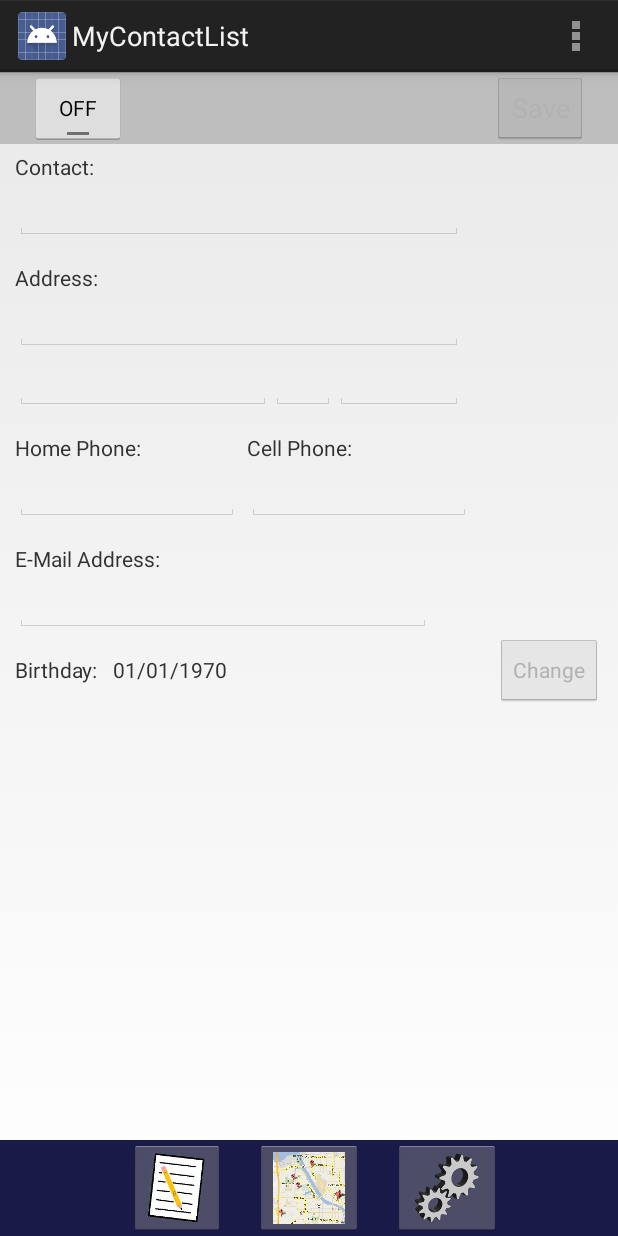
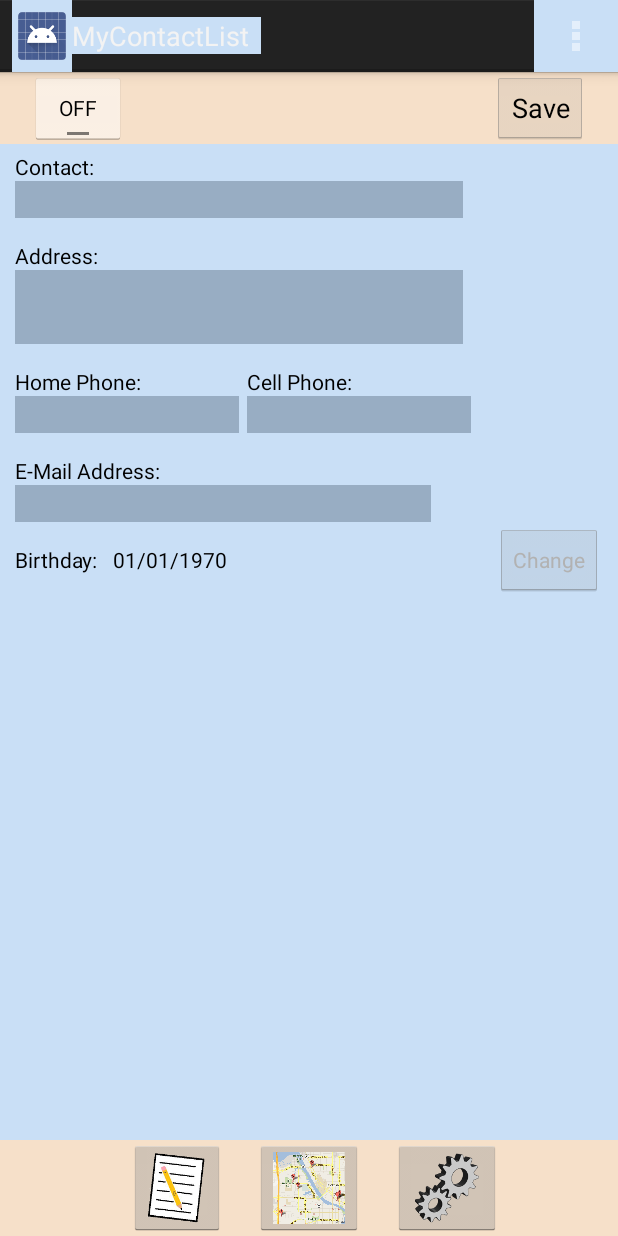
Before and after one commit to MobileApps-Cascadia/chapter-04, an Android app: the screen it shows after launch (ContactActivity), on a phone screen of 412 x 824 dp. Run offline under Robolectric (Android 15) with nearby library versions, the phone set to English and light mode, and no system bars.

Commit message:
Added themes and styles. Man that was fun!

```diff
--- a/app/src/main/AndroidManifest.xml
+++ b/app/src/main/AndroidManifest.xml
@@ -8,7 +8,7 @@
         android:allowBackup="true"
         android:icon="@drawable/appicon"
         android:label="@string/app_name"
-        android:theme="@style/AppTheme" >
+        android:theme="@style/MyTheme" >
         <activity
             android:name="com.example.mycontactlist.ContactActivity"
             android:label="@string/app_name" >
@@ -32,4 +32,5 @@
         </activity>
     </application>
 
+
 </manifest>
--- a/app/src/main/res/layout/activity_contact.xml
+++ b/app/src/main/res/layout/activity_contact.xml
@@ -17,7 +17,7 @@
         android:layout_width="fill_parent"
         android:layout_height="wrap_content"
         android:layout_alignParentBottom="true"
-        android:background="@color/navbar_background" >
+        android:background="@color/primaryColor" >
 
         <ImageButton
             android:id="@+id/imageButtonList"
@@ -52,7 +52,7 @@
         android:layout_height="wrap_content"
         android:layout_alignParentLeft="true"
         android:layout_alignParentTop="true"
-        android:background="@color/toolbar_background" >
+        android:background="@color/primaryColor" >
 
         <ToggleButton
             android:id="@+id/toggleButtonEdit"
@@ -68,6 +68,7 @@
             android:layout_height="wrap_content"
             android:layout_alignParentRight="true"
             android:layout_marginRight="20dp"
+            style="@style/FontColor"
             android:text="Save" />
     </RelativeLayout>
 
--- a/app/src/main/res/values/color.xml
+++ b/app/src/main/res/values/color.xml
@@ -1,6 +1,13 @@
 <?xml version="1.0" encoding="utf-8"?>
 <resources>
-    <color name="navbar_background">#1a1a48</color>
-    <color name="toolbar_background">#bebebe</color>
-
+    <color name="primaryColor">#F6E0C9</color>
+    <color name="primaryLightColor">#FFFFFC</color>
+    <color name="primaryDarkColor">#C3AE98</color>
+    <color name="secondaryColor">#C9DFF6</color>
+    <color name="secondaryLightColor">#FCFFFF</color>
+    <color name="secondaryDarkColor">#98ADC3</color>
+    <color name="primaryTextColor">#000000</color>
+    <color name="secondaryTextColor">#000000</color>
+    <color name="icons">#000000</color>
+    <color name="divider">#BDBDBD</color>
 </resources>
--- a/app/src/main/res/values/styles.xml
+++ b/app/src/main/res/values/styles.xml
@@ -16,5 +16,15 @@
     <style name="AppTheme" parent="AppBaseTheme">
         <!-- All customizations that are NOT specific to a particular API-level can go here. -->
     </style>
+    <style name="FontColor">
+        <item name="android:textColor">@color/primaryTextColor</item>
+    </style>
+    <style name="MyTheme" parent="AppBaseTheme">
+        <item name="android:navigationBarColor">@color/primaryColor</item>
+        <item name="android:textColorSecondary">@color/secondaryTextColor</item>
+        <item name="android:editTextBackground">@color/secondaryDarkColor</item>
+        <item name="android:background">@color/secondaryColor</item>
+
+    </style>
 
 </resources>
--- a/build.gradle
+++ b/build.gradle
@@ -5,7 +5,7 @@ buildscript {
         google()
     }
     dependencies {
-        classpath 'com.android.tools.build:gradle:3.5.0'
+        classpath 'com.android.tools.build:gradle:3.5.1'
     }
 }
 
```
Also changed, not shown: app/src/main/res/drawable-anydpi/ic_action_name.xml (added, +11 -0 lines), app/src/main/res/drawable-hdpi/ic_action_name.png (added), app/src/main/res/drawable-mdpi/ic_action_name.png (added), app/src/main/res/drawable-xhdpi/ic_action_name.png (added), app/src/main/res/drawable-xxhdpi/ic_action_name.png (added), 2 other files.
